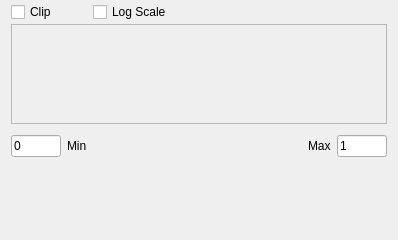
fuslab-uofu/UCAIR3D, file ui/Ui_threshold_widget.ui: the form before one commit.
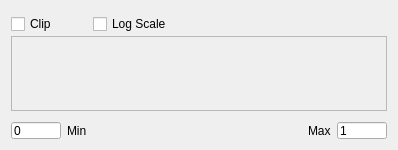
The form after the commit.

```diff
--- a/ui/Ui_threshold_widget.ui
+++ b/ui/Ui_threshold_widget.ui
@@ -7,9 +7,21 @@
     <x>0</x>
     <y>0</y>
     <width>398</width>
-    <height>240</height>
+    <height>150</height>
    </rect>
   </property>
+  <property name="sizePolicy">
+   <sizepolicy hsizetype="Preferred" vsizetype="Minimum">
+    <horstretch>0</horstretch>
+    <verstretch>0</verstretch>
+   </sizepolicy>
+  </property>
+  <property name="maximumSize">
+   <size>
+    <width>16777215</width>
+    <height>150</height>
+   </size>
+  </property>
   <property name="windowTitle">
    <string>Frame</string>
   </property>
@@ -105,7 +117,7 @@
    <item>
     <widget class="QFrame" name="plot_frame">
      <property name="sizePolicy">
-      <sizepolicy hsizetype="Minimum" vsizetype="Minimum">
+      <sizepolicy hsizetype="Minimum" vsizetype="Maximum">
        <horstretch>0</horstretch>
        <verstretch>0</verstretch>
       </sizepolicy>
@@ -113,13 +125,13 @@
      <property name="minimumSize">
       <size>
        <width>100</width>
-       <height>100</height>
+       <height>75</height>
       </size>
      </property>
      <property name="maximumSize">
       <size>
        <width>16777215</width>
-       <height>16777215</height>
+       <height>100</height>
       </size>
      </property>
      <property name="frameShape">
@@ -147,7 +159,7 @@
    <item>
     <widget class="QFrame" name="edits_frame">
      <property name="sizePolicy">
-      <sizepolicy hsizetype="Minimum" vsizetype="Fixed">
+      <sizepolicy hsizetype="Minimum" vsizetype="Maximum">
        <horstretch>0</horstretch>
        <verstretch>0</verstretch>
       </sizepolicy>
@@ -161,7 +173,7 @@
      <property name="maximumSize">
       <size>
        <width>1677215</width>
-       <height>16777215</height>
+       <height>35</height>
       </size>
      </property>
      <layout class="QHBoxLayout" name="horizontalLayout_2">
@@ -263,19 +275,6 @@
      </layout>
     </widget>
    </item>
-   <item>
-    <spacer name="verticalSpacer">
-     <property name="orientation">
-      <enum>Qt::Vertical</enum>
-     </property>
-     <property name="sizeHint" stdset="0">
-      <size>
-       <width>20</width>
-       <height>40</height>
-      </size>
-     </property>
-    </spacer>
-   </item>
   </layout>
  </widget>
  <resources/>
```
